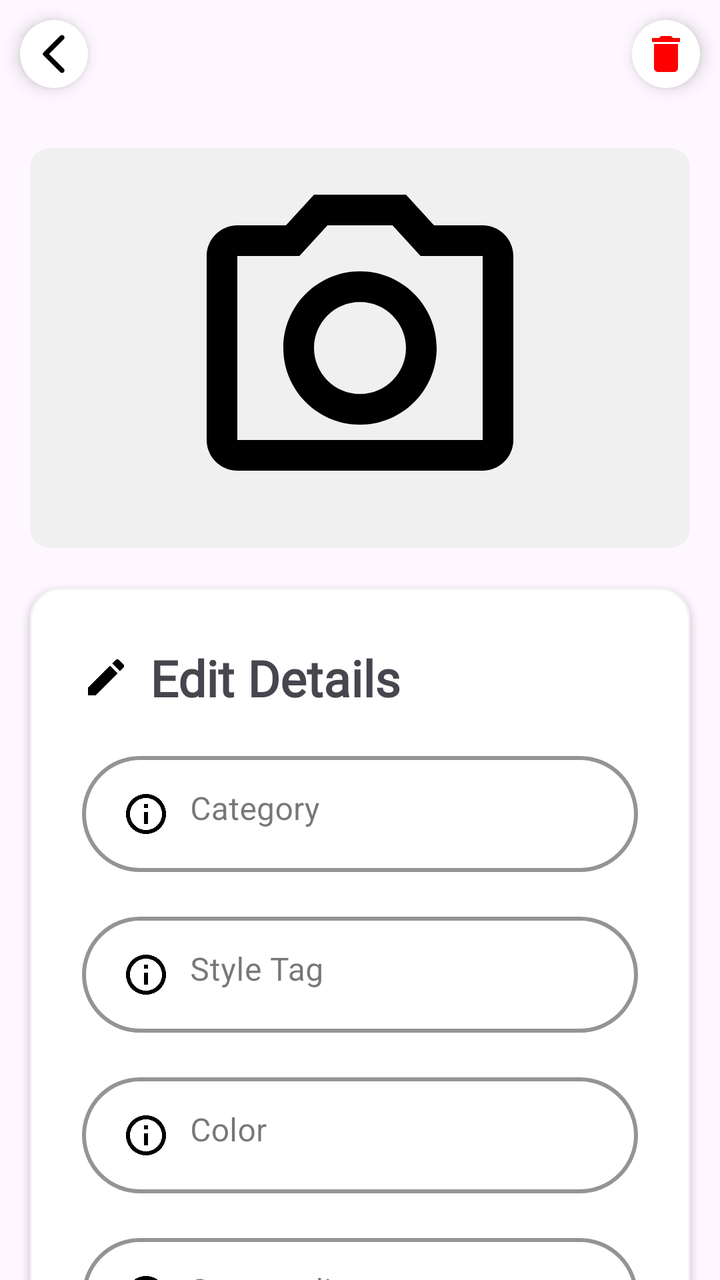
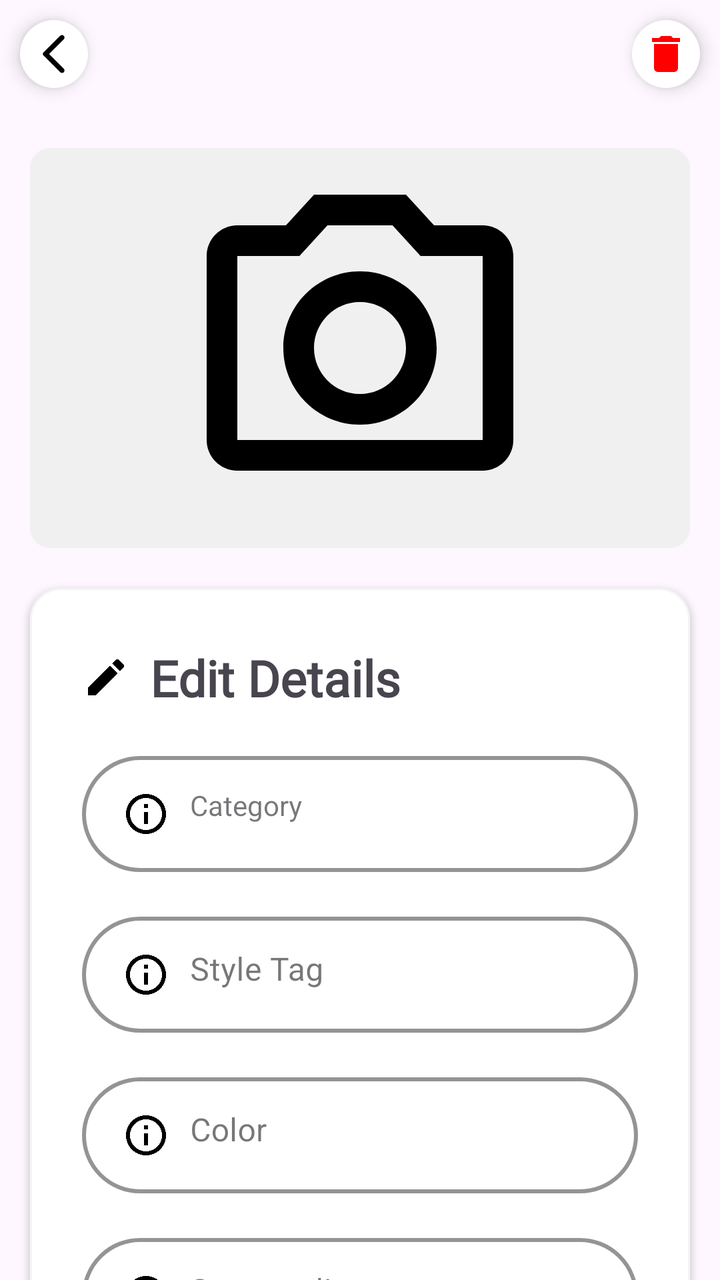

An Android layout rendered at two revisions. The XML below is the earlier revision; the diff shows what the commit changed to produce the second picture.
<!-- AndroidManifest.xml: application theme Theme.StyleWIZ_vol2 -->
<!-- res/layout/fragment_edit_details.xml -->
<?xml version="1.0" encoding="utf-8"?>
<LinearLayout xmlns:android="http://schemas.android.com/apk/res/android"
    xmlns:tools="http://schemas.android.com/tools"
    android:layout_width="match_parent"
    android:layout_height="match_parent"
    xmlns:app="http://schemas.android.com/apk/res-auto"
    android:orientation="vertical"
    tools:context=".EditDetailsFragment">

    <LinearLayout
        android:layout_width="match_parent"
        android:layout_height="wrap_content"
        android:orientation="horizontal"
        android:gravity="center_vertical">

        <ImageView
            android:layout_width="wrap_content"
            android:layout_height="wrap_content"
            android:id="@+id/backEdit"
            android:layout_margin="10dp"
            android:padding="5dp"
            android:elevation="5dp"
            android:layout_gravity="center"
            android:background="@drawable/circle_shape"
            android:src="@drawable/round_arrow_back_24" />

        <View
            android:layout_width="0dp"
            android:layout_height="0dp"
            android:layout_weight="1"/>



        <ImageView
            android:layout_width="wrap_content"
            android:layout_height="wrap_content"
            android:id="@+id/deleteEdit"
            android:layout_margin="10dp"
            android:padding="5dp"
            android:elevation="5dp"
            android:layout_gravity="center"
            android:background="@drawable/circle_shape"
            android:src="@drawable/baseline_delete_24"
            app:tint="@color/red"/>


    </LinearLayout>


    <ScrollView
        android:layout_width="match_parent"
        android:layout_height="match_parent"
        android:clipToPadding="false"
        android:padding="5dp"
        android:scrollbars="none"
        app:layout_behavior="@string/appbar_scrolling_view_behavior">

        <LinearLayout
            android:layout_width="match_parent"
            android:layout_height="wrap_content"
            android:layout_marginTop="5dp"
            android:clipToPadding="false"
            android:orientation="vertical"
            android:padding="10dp">

            
            <ImageView
                android:id="@+id/detailImage"
                android:layout_width="match_parent"
                android:layout_height="200dp"
                android:background="@drawable/rounded_corners"
                android:contentDescription="Detail Image"
                android:scaleType="fitCenter"
                android:src="@drawable/outline_photo_camera_24" />


            <LinearLayout
                android:id="@+id/linearLayoutEdit"
                android:layout_width="match_parent"
                android:layout_height="wrap_content"
                android:layout_marginTop="20dp"
                android:background="@drawable/edittextshape"
                android:orientation="vertical"
                android:padding="10dp"
                android:elevation="2dp"
                app:layout_constraintEnd_toEndOf="parent"
                app:layout_constraintStart_toStartOf="parent"
                app:layout_constraintTop_toBottomOf="@id/profileImg">


                <LinearLayout
                    android:layout_width="match_parent"
                    android:layout_height="match_parent"
                    android:layout_marginLeft="8dp"
                    android:layout_marginTop="10dp"
                    android:layout_marginRight="8dp"
                    android:orientation="horizontal"
                    android:padding="8dp">


                    <TextView
                        android:id="@+id/title"
                        android:layout_width="wrap_content"
                        android:layout_height="wrap_content"
                        android:layout_weight="1"
                        android:drawableLeft="@drawable/round_edit_24"
                        android:drawablePadding="10sp"
                        android:fontFamily="@font/roboto"
                        android:text="Edit Details"
                        android:textSize="25dp"
                        android:textStyle="bold" />


                </LinearLayout>


                <LinearLayout
                    android:layout_width="match_parent"
                    android:layout_height="match_parent"
                    android:layout_marginLeft="8dp"
                    android:layout_marginRight="8dp"
                    android:orientation="horizontal"
                    android:padding="8dp">


                    <com.google.android.material.textfield.TextInputLayout
                        android:id="@+id/editCategoryDetails"
                        android:layout_width="match_parent"
                        android:layout_height="wrap_content"
                        android:hint="Category"
                        style="@style/Widget.MaterialComponents.TextInputLayout.OutlinedBox"
                        app:boxBackgroundMode="outline"
                        app:boxStrokeWidth="2dp"
                        app:boxStrokeColor="@color/black"
                        app:boxCornerRadiusTopStart="30dp"
                        app:boxCornerRadiusTopEnd="30dp"
                        app:boxCornerRadiusBottomStart="30dp"
                        app:boxCornerRadiusBottomEnd="30dp"
                        app:hintTextColor="@color/blue"
                        app:hintTextAppearance="@style/FloatingHintStyle">

                        <com.google.android.material.textfield.TextInputEditText
                            android:layout_width="match_parent"
                            android:layout_height="wrap_content"
                            android:textColor="@color/black"
                            android:paddingStart="20dp"
                            android:drawableLeft="@drawable/outline_info_24"
                            android:drawablePadding="10dp"
                            android:gravity="start"/>

                    </com.google.android.material.textfield.TextInputLayout>


                </LinearLayout>


                <LinearLayout
                    android:layout_width="match_parent"
                    android:layout_height="match_parent"
                    android:layout_marginLeft="8dp"
                    android:layout_marginRight="8dp"
                    android:orientation="horizontal"
                    android:padding="8dp">


                    <com.google.android.material.textfield.TextInputLayout
                        android:id="@+id/editStyleTagDetails"
                        android:layout_width="match_parent"
                        android:layout_height="wrap_content"
                        android:hint="Style Tag"
                        style="@style/Widget.MaterialComponents.TextInputLayout.OutlinedBox"
                        app:boxBackgroundMode="outline"
                        app:boxStrokeWidth="2dp"
                        app:boxStrokeColor="@color/black"
                        app:boxCornerRadiusTopStart="30dp"
                        app:boxCornerRadiusTopEnd="30dp"
                        app:boxCornerRadiusBottomStart="30dp"
                        app:boxCornerRadiusBottomEnd="30dp"
                        app:hintTextColor="@color/blue"
                        app:hintTextAppearance="@style/FloatingHintStyle">

                        <com.google.android.material.textfield.TextInputEditText
                            android:layout_width="match_parent"
                            android:layout_height="wrap_content"
                            android:textColor="@color/black"
                            android:paddingStart="20dp"
                            android:drawableLeft="@drawable/outline_info_24"
                            android:drawablePadding="10dp"
                            android:gravity="start"/>
                    </com.google.android.material.textfield.TextInputLayout>


                </LinearLayout>


                <LinearLayout
                    android:layout_width="match_parent"
                    android:layout_height="match_parent"
                    android:layout_marginLeft="8dp"
                    android:layout_marginRight="8dp"
                    android:orientation="horizontal"
                    android:padding="8dp">


                    <com.google.android.material.textfield.TextInputLayout
                        android:id="@+id/editColorDetails"
                        android:layout_width="match_parent"
                        android:layout_height="wrap_content"
                        android:hint="Color"
                        style="@style/Widget.MaterialComponents.TextInputLayout.OutlinedBox"
                        app:boxBackgroundMode="outline"
                        app:boxStrokeWidth="2dp"
                        app:boxStrokeColor="@color/black"
                        app:boxCornerRadiusTopStart="30dp"
                        app:boxCornerRadiusTopEnd="30dp"
                        app:boxCornerRadiusBottomStart="30dp"
                        app:boxCornerRadiusBottomEnd="30dp"
                        app:hintTextColor="@color/blue"
                        app:hintTextAppearance="@style/FloatingHintStyle">

                        <com.google.android.material.textfield.TextInputEditText
                            android:layout_width="match_parent"
                            android:layout_height="wrap_content"
                            android:textColor="@color/black"
                            android:paddingStart="20dp"
                            android:drawableLeft="@drawable/outline_info_24"
                            android:drawablePadding="10dp"
                            android:gravity="start"/>
                    </com.google.android.material.textfield.TextInputLayout>


                </LinearLayout>



                <LinearLayout
                    android:layout_width="match_parent"
                    android:layout_height="match_parent"
                    android:layout_marginLeft="8dp"
                    android:layout_marginRight="8dp"
                    android:orientation="horizontal"
                    android:padding="8dp">


                    <com.google.android.material.textfield.TextInputLayout
                        android:id="@+id/editSeasonalityDetails"
                        android:layout_width="match_parent"
                        android:layout_height="wrap_content"
                        android:hint="Seasonality"
                        style="@style/Widget.MaterialComponents.TextInputLayout.OutlinedBox"
                        app:boxBackgroundMode="outline"
                        app:boxStrokeWidth="2dp"
                        app:boxStrokeColor="@color/black"
                        app:boxCornerRadiusTopStart="30dp"
                        app:boxCornerRadiusTopEnd="30dp"
                        app:boxCornerRadiusBottomStart="30dp"
                        app:boxCornerRadiusBottomEnd="30dp"
                        app:hintTextColor="@color/blue"
                        app:hintTextAppearance="@style/FloatingHintStyle">

                        <com.google.android.material.textfield.TextInputEditText
                            android:layout_width="match_parent"
                            android:layout_height="wrap_content"
                            android:textColor="@color/black"
                            android:paddingStart="20dp"
                            android:drawableLeft="@drawable/outline_info_24"
                            android:drawablePadding="10dp"
                            android:gravity="start"/>
                    </com.google.android.material.textfield.TextInputLayout>


                </LinearLayout>



                <LinearLayout
                    android:layout_width="match_parent"
                    android:layout_height="match_parent"
                    android:layout_marginLeft="8dp"
                    android:layout_marginRight="8dp"
                    android:orientation="horizontal"
                    android:padding="8dp">


                    <com.google.android.material.textfield.TextInputLayout
                        android:id="@+id/editDescriptionDetails"
                        android:layout_width="match_parent"
                        android:layout_height="wrap_content"
                        android:hint="Description"
                        style="@style/Widget.MaterialComponents.TextInputLayout.OutlinedBox"
                        app:boxBackgroundMode="outline"
                        app:boxStrokeWidth="2dp"
                        app:boxStrokeColor="@color/black"
                        app:boxCornerRadiusTopStart="30dp"
                        app:boxCornerRadiusTopEnd="30dp"
                        app:boxCornerRadiusBottomStart="30dp"
                        app:boxCornerRadiusBottomEnd="30dp"
                        app:hintTextColor="@color/blue"
                        app:hintTextAppearance="@style/FloatingHintStyle">

                        <com.google.android.material.textfield.TextInputEditText
                            android:layout_width="match_parent"
                            android:layout_height="wrap_content"
                            android:textColor="@color/black"
                            android:paddingStart="20dp"
                            android:drawableLeft="@drawable/outline_info_24"
                            android:drawablePadding="10dp"
                            android:gravity="start"/>
                    </com.google.android.material.textfield.TextInputLayout>


                </LinearLayout>

                <LinearLayout
                    android:layout_width="match_parent"
                    android:layout_height="match_parent"
                    android:layout_marginTop="5dp"
                    android:gravity="center_horizontal"
                    android:orientation="horizontal">


                    <Button
                        android:id="@+id/cancel_button_details"
                        android:layout_width="110dp"
                        android:layout_height="55dp"
                        android:layout_margin="10dp"
                        android:backgroundTint="@color/gray"
                        android:fontFamily="@font/roboto"
                        android:text="Cancel"
                        android:textColor="#FFFFFF"
                        android:textSize="16sp" />


                    <Button
                        android:id="@+id/save_button_details"
                        android:layout_width="110dp"
                        android:layout_height="55dp"
                        android:layout_margin="10dp"
                        android:backgroundTint="@color/blue"
                        android:fontFamily="@font/roboto"
                        android:text="Save"
                        android:textColor="#FFFFFF"
                        android:textSize="16sp" />


                </LinearLayout>


            </LinearLayout>


        </LinearLayout>

    </ScrollView>


</LinearLayout>
<!-- resources referenced by this layout -->
<resources>
  <color name="black">#FF000000</color>
  <color name="blue">#2196F3</color>
  <color name="gray">#B0B0B0</color>
  <color name="red">#FF0000</color>
  <!-- drawable baseline_delete_24 (drawable) -->
  <vector android:height="24dp" android:tint="#000000"
      android:viewportHeight="24" android:viewportWidth="24"
      android:width="24dp" xmlns:android="http://schemas.android.com/apk/res/android">
      <path android:fillColor="@android:color/white" android:pathData="M6,19c0,1.1 0.9,2 2,2h8c1.1,0 2,-0.9 2,-2V7H6v12zM19,4h-3.5l-1,-1h-5l-1,1H5v2h14V4z"/>
  </vector>
  <!-- drawable circle_shape (drawable) -->
  <?xml version="1.0" encoding="utf-8"?>
  <shape xmlns:android="http://schemas.android.com/apk/res/android">
      <solid android:color="#FFFFFF" /> 
      <corners android:radius="50dp" /> 
  </shape>
  <!-- drawable edittextshape (drawable) -->
  <?xml version="1.0" encoding="utf-8"?>
  <shape xmlns:android="http://schemas.android.com/apk/res/android">
      <solid android:color="@color/white"/>
      <corners android:radius="15dp"/>
      <stroke android:color="#f4f4f4" android:width="1dp"/>
  </shape>
  <!-- drawable outline_info_24 (drawable) -->
  <vector android:height="24dp" android:tint="#000000"
      android:viewportHeight="24" android:viewportWidth="24"
      android:width="24dp" xmlns:android="http://schemas.android.com/apk/res/android">
      <path android:fillColor="@android:color/white" android:pathData="M11,7h2v2h-2zM11,11h2v6h-2zM12,2C6.48,2 2,6.48 2,12s4.48,10 10,10 10,-4.48 10,-10S17.52,2 12,2zM12,20c-4.41,0 -8,-3.59 -8,-8s3.59,-8 8,-8 8,3.59 8,8 -3.59,8 -8,8z"/>
  </vector>
  <!-- drawable round_arrow_back_24 (drawable) -->
  <vector android:height="24dp" android:tint="#000000"
      android:viewportHeight="24" android:viewportWidth="24"
      android:width="24dp" xmlns:android="http://schemas.android.com/apk/res/android">
      <path android:fillColor="@android:color/white" android:pathData="M16.88,2.88L16.88,2.88c-0.49,-0.49 -1.28,-0.49 -1.77,0l-8.41,8.41c-0.39,0.39 -0.39,1.02 0,1.41l8.41,8.41c0.49,0.49 1.28,0.49 1.77,0l0,0c0.49,-0.49 0.49,-1.28 0,-1.77L9.54,12l7.35,-7.35C17.37,4.16 17.37,3.37 16.88,2.88z"/>
  </vector>
  <!-- drawable round_edit_24 (drawable) -->
  <vector android:height="24dp" android:tint="#000000"
      android:viewportHeight="24" android:viewportWidth="24"
      android:width="24dp" xmlns:android="http://schemas.android.com/apk/res/android">
      <path android:fillColor="@android:color/white" android:pathData="M3,17.46v3.04c0,0.28 0.22,0.5 0.5,0.5h3.04c0.13,0 0.26,-0.05 0.35,-0.15L17.81,9.94l-3.75,-3.75L3.15,17.1c-0.1,0.1 -0.15,0.22 -0.15,0.36zM20.71,7.04c0.39,-0.39 0.39,-1.02 0,-1.41l-2.34,-2.34c-0.39,-0.39 -1.02,-0.39 -1.41,0l-1.83,1.83 3.75,3.75 1.83,-1.83z"/>
  </vector>
  <!-- drawable rounded_corners (drawable) -->
  <?xml version="1.0" encoding="utf-8"?>
  <shape xmlns:android="http://schemas.android.com/apk/res/android">
      <solid android:color="#F0F0F0" />
      <corners android:radius="10dp" />
      <padding
          android:left="8dp"
          android:top="8dp"
          android:right="8dp"
          android:bottom="8dp" />
  
  </shape>
  <style name="FloatingHintStyle" parent="TextAppearance.MaterialComponents.Caption">
          <item name="android:textSize">14sp</item>
          <item name="android:letterSpacing">0.1</item> 
          <item name="android:fontFamily">@font/roboto</item>
      </style>
  <style name="Theme.StyleWIZ_vol2" parent="Base.Theme.StyleWIZ_vol2" />
  <color name="white">#FFFFFFFF</color>
  <style name="Base.Theme.StyleWIZ_vol2" parent="Theme.Material3.DayNight.NoActionBar">
          
          
      </style>
  <!-- unchanged entries left out for length: 1 -->
</resources>

<!-- the commit's change to res/layout/fragment_edit_details.xml (unified diff, before → after) -->
@@ -142,6 +142,7 @@
                         <com.google.android.material.textfield.TextInputEditText
                             android:layout_width="match_parent"
                             android:layout_height="wrap_content"
+                            style="@style/Widget.MaterialComponents.TextInputLayout.OutlinedBox"
                             android:textColor="@color/black"
                             android:paddingStart="20dp"
                             android:drawableLeft="@drawable/outline_info_24"
